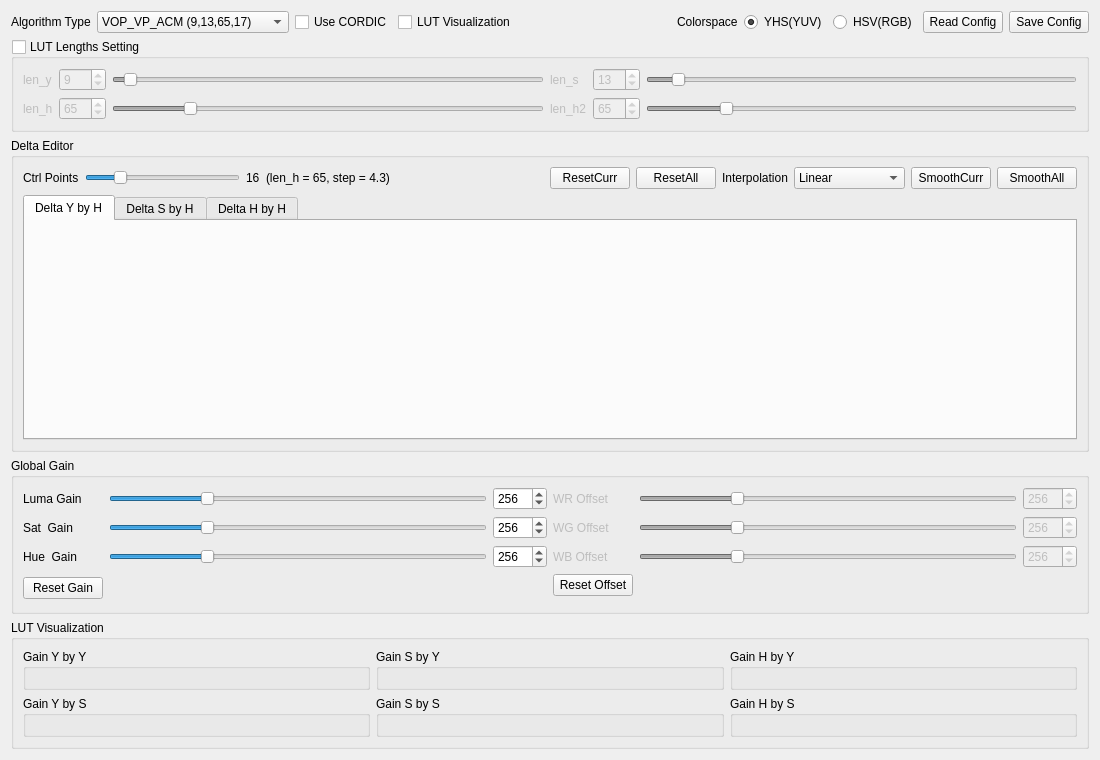
Old version of the form script/verify_tool_app/ui/acm_ui.ui in the repository FaiScofield/hwpq_verify.
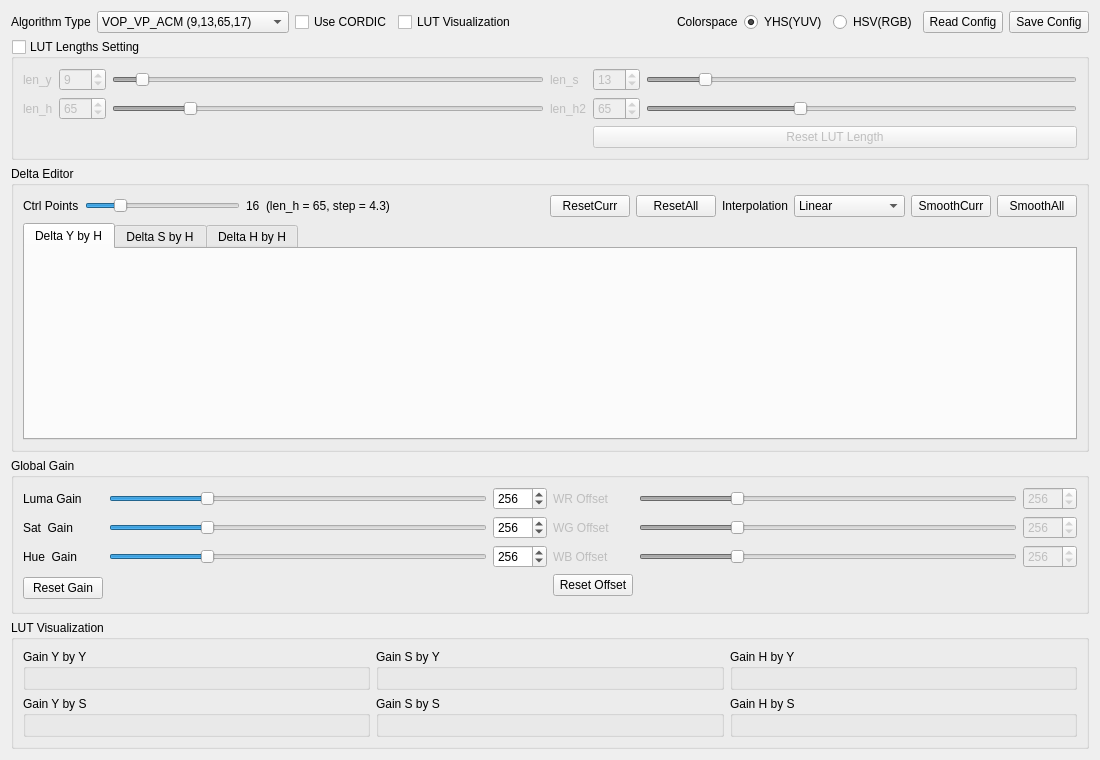
New version of the form.

Patch:
```diff
--- a/script/verify_tool_app/ui/acm_ui.ui
+++ b/script/verify_tool_app/ui/acm_ui.ui
@@ -155,7 +155,7 @@
          <number>2</number>
         </property>
         <property name="maximum">
-         <number>256</number>
+         <number>128</number>
         </property>
         <property name="value">
          <number>9</number>
@@ -191,7 +191,7 @@
          <number>2</number>
         </property>
         <property name="maximum">
-         <number>182</number>
+         <number>90</number>
         </property>
         <property name="value">
          <number>13</number>
@@ -263,7 +263,7 @@
          <number>2</number>
         </property>
         <property name="maximum">
-         <number>361</number>
+         <number>180</number>
         </property>
         <property name="value">
          <number>65</number>
@@ -273,6 +273,26 @@
         </property>
        </widget>
       </item>
+      <item row="2" column="0" colspan="4">
+       <spacer name="horizontalSpacer_lut_lengths">
+        <property name="orientation">
+         <enum>Qt::Orientation::Horizontal</enum>
+        </property>
+        <property name="sizeHint" stdset="0">
+         <size>
+          <width>40</width>
+          <height>20</height>
+         </size>
+        </property>
+       </spacer>
+      </item>
+      <item row="2" column="4" colspan="2">
+       <widget class="QPushButton" name="button_reset_lut_length">
+        <property name="text">
+         <string>Reset LUT Length</string>
+        </property>
+       </widget>
+      </item>
      </layout>
     </widget>
    </item>
```
Left out of the diff: 10 changed lines with no effect on the pictures.
